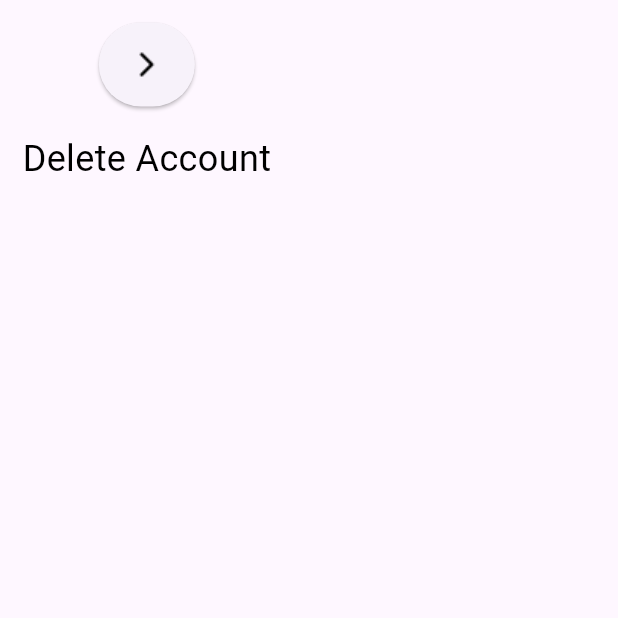
After one commit to sevinchfarxodova/zs_uzairways, a Flutter app: the DeleteAccount screen opened by its route, on a phone screen of 412 x 824 dp, the top half of it. The commit adds this screen. Run offline on Flutter 3.47's test engine with Material 3 defaults, Android fonts, the phone set to English and light mode, and no system bars; our stand-ins replace lite_rolling_switch; missing offline and left inert: ticket_widget.

Commit message:
profile page

```diff
--- a/lib/core/route/route_generator.dart
+++ b/lib/core/route/route_generator.dart
@@ -1,8 +1,10 @@
 import 'package:flutter/cupertino.dart';
 import 'package:flutter/material.dart';
 import 'package:zs_airways/core/route/route_names.dart';
+import 'package:zs_airways/features/account_page/delete_account.dart';
 import 'package:zs_airways/features/account_page/setting_confirm_pin.dart';
 import 'package:zs_airways/features/account_page/setting_pin.dart';
+import 'package:zs_airways/features/account_page/widgets/confirm_pin_bottom.dart';
 import 'package:zs_airways/features/home_page/contact_details.dart';
 import 'package:zs_airways/features/home_page/passenger_info.dart';
 import 'package:zs_airways/features/home_page/search_card_flights.dart';
@@ -62,6 +64,11 @@ class AppRoute{
         return MaterialPageRoute(builder: (_)=>  SettingPin());
       case RouteNames.settingConfirmPin:
         return MaterialPageRoute(builder: (_)=>  SettingConfirmPin());
+      case RouteNames.confirmPinBottom:
+        return MaterialPageRoute(builder: (_)=>  ConfirmPinBottom());
+      case RouteNames.deleteAccount:
+        return MaterialPageRoute(builder: (_)=>  DeleteAccount());
+
 
 
       default:
--- a/lib/core/route/route_names.dart
+++ b/lib/core/route/route_names.dart
@@ -16,6 +16,8 @@ class RouteNames{
   static const String account='/account';
   static const String settingPin='/settingPin';
   static const String settingConfirmPin='/settingConfirmPin';
+  static const String confirmPinBottom='/confirmPinBottom';
+  static const String deleteAccount='/deleteAccount';
 
 
   static const String bottomNavBar='/bottomNavBar';
--- /dev/null
+++ b/lib/features/account_page/delete_account.dart
@@ -0,0 +1,35 @@
+import 'package:flutter/cupertino.dart';
+import 'package:flutter/material.dart';
+import 'package:zs_airways/core/constants/colors.dart';
+
+import '../auth/widgets/arrow.dart';
+
+class DeleteAccount extends StatelessWidget {
+  const DeleteAccount({super.key});
+
+  @override
+  Widget build(BuildContext context) {
+    return Scaffold(
+      body: Container(
+        padding: EdgeInsets.all(15),
+        child: Column(
+          children: [
+            Arrow(
+              onPressed: () {
+                Navigator.pop(context);
+              },
+              imgUrl: "assets/images/arrow_forward_ios.png",
+            ),
+            SizedBox(height: 18,),
+            Text('Delete Account',
+            style: TextStyle(
+              fontSize: 24,
+              color: AppColors.black
+            ),),
+
+          ],
+        ),
+      ),
+    );
+  }
+}
--- a/lib/features/account_page/setting_pin.dart
+++ b/lib/features/account_page/setting_pin.dart
@@ -63,7 +63,7 @@ class SettingPin extends StatelessWidget {
                   passcodes('-'),
                 ],
               ),
-              SizedBox(height: 16,),
+              SizedBox(height: 36,),
               Button(text: 'Enter', onPressed: (){
                 Navigator.pushNamed(context, RouteNames.settingConfirmPin);
               },)
```
Also changed, not shown: lib/features/account_page/setting_confirm_pin.dart (+23 -46 lines), lib/features/account_page/widgets/confirm_pin_bottom.dart (added, +71 -0 lines), lib/features/account_page/widgets/verify_email_sheet.dart (added, +74 -0 lines), lib/features/home_page/widgets/verify_email_sheet.dart (deleted, +0 -44 lines), assets/images/Rectangle 29.png (added).
